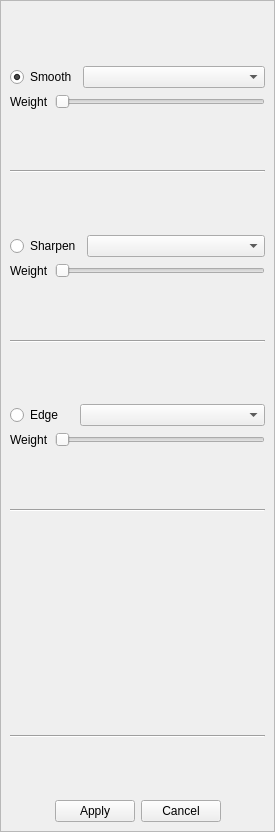
Old version of the form src/filtermenu.ui in the repository mattykakes/qcvTouchUp.
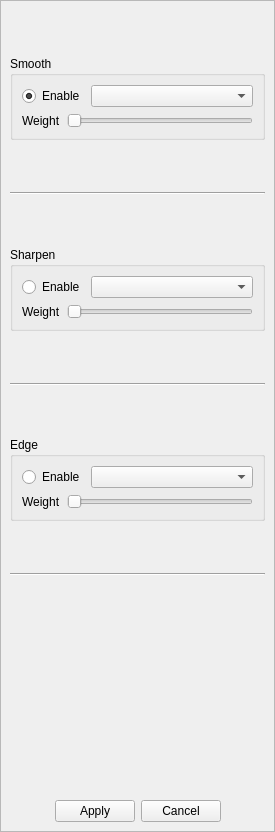
New version of the form. Icons and pictures are not drawn.

```diff
--- a/src/filtermenu.ui
+++ b/src/filtermenu.ui
@@ -58,11 +58,19 @@
      </spacer>
     </item>
     <item>
+     <widget class="QGroupBox" name="groupBox_Smooth">
+      <property name="title">
+       <string>Smooth</string>
+      </property>
+      <layout class="QVBoxLayout" name="verticalLayout_6">
+       <item>
+        <layout class="QVBoxLayout" name="verticalLayout_GroupBoxSmooth">
+         <item>
      <layout class="QHBoxLayout" name="horizontalLayout_SmoothCombo">
       <item>
        <widget class="QRadioButton" name="radioButton_SmoothEnable">
         <property name="text">
-         <string>Smooth</string>
+              <string>Enable</string>
         </property>
         <property name="checked">
          <bool>true</bool>
@@ -117,24 +125,10 @@
       </item>
      </layout>
     </item>
-    <item>
-     <spacer name="verticalSpacer_1">
-      <property name="orientation">
-       <enum>Qt::Vertical</enum>
-      </property>
-      <property name="sizeHint" stdset="0">
-       <size>
-        <width>20</width>
-        <height>40</height>
-       </size>
-      </property>
-     </spacer>
-    </item>
-    <item>
-     <widget class="Line" name="line_4">
-      <property name="orientation">
-       <enum>Qt::Horizontal</enum>
-      </property>
+        </layout>
+       </item>
+      </layout>
+      <zorder></zorder>
      </widget>
     </item>
     <item>
@@ -151,11 +145,45 @@
      </spacer>
     </item>
     <item>
+     <widget class="Line" name="line_2">
+      <property name="orientation">
+       <enum>Qt::Horizontal</enum>
+      </property>
+     </widget>
+    </item>
+    <item>
+     <spacer name="verticalSpacer">
+      <property name="orientation">
+       <enum>Qt::Vertical</enum>
+      </property>
+      <property name="sizeHint" stdset="0">
+       <size>
+        <width>20</width>
+        <height>40</height>
+       </size>
+      </property>
+     </spacer>
+    </item>
+    <item>
+     <widget class="QGroupBox" name="groupBox_Sharpen">
+      <property name="title">
+       <string>Sharpen</string>
+      </property>
+      <property name="flat">
+       <bool>false</bool>
+      </property>
+      <property name="checkable">
+       <bool>false</bool>
+      </property>
+      <layout class="QVBoxLayout" name="verticalLayout_4">
+       <item>
+        <layout class="QVBoxLayout" name="verticalLayout_GroupBoxSharpen">
+         <item>
      <layout class="QHBoxLayout" name="horizontalLayout_SharpenCombo">
       <item>
        <widget class="QRadioButton" name="radioButton_SharpenEnable">
         <property name="text">
-         <string>Sharpen</string>
+              <string>Enable</string>
         </property>
         <property name="checked">
          <bool>false</bool>
@@ -210,6 +238,12 @@
       </item>
      </layout>
     </item>
+        </layout>
+       </item>
+      </layout>
+      <zorder></zorder>
+     </widget>
+    </item>
     <item>
      <spacer name="verticalSpacer_6">
       <property name="orientation">
@@ -244,11 +278,19 @@
      </spacer>
     </item>
     <item>
+     <widget class="QGroupBox" name="groupBox_Edge">
+      <property name="title">
+       <string>Edge</string>
+      </property>
+      <layout class="QVBoxLayout" name="verticalLayout_3">
+       <item>
+        <layout class="QVBoxLayout" name="verticalLayout_2">
+         <item>
      <layout class="QHBoxLayout" name="horizontalLayout_EdgeCombo">
       <item>
        <widget class="QRadioButton" name="radioButton_EdgeEnable">
         <property name="text">
-         <string>Edge</string>
+              <string>Enable</string>
         </property>
         <property name="checked">
          <bool>false</bool>
@@ -306,6 +348,32 @@
       </item>
      </layout>
     </item>
+        </layout>
+       </item>
+      </layout>
+      <zorder></zorder>
+     </widget>
+    </item>
+    <item>
+     <spacer name="verticalSpacer_5">
+      <property name="orientation">
+       <enum>Qt::Vertical</enum>
+      </property>
+      <property name="sizeHint" stdset="0">
+       <size>
+        <width>20</width>
+        <height>40</height>
+       </size>
+      </property>
+     </spacer>
+    </item>
+    <item>
+     <widget class="Line" name="line_3">
+      <property name="orientation">
+       <enum>Qt::Horizontal</enum>
+      </property>
+     </widget>
+    </item>
     <item>
      <spacer name="verticalSpacer_9">
       <property name="orientation">
@@ -319,26 +387,6 @@
       </property>
      </spacer>
     </item>
-    <item>
-     <widget class="Line" name="line_2">
-      <property name="orientation">
-       <enum>Qt::Horizontal</enum>
-      </property>
-     </widget>
-    </item>
-    <item>
-     <spacer name="verticalSpacer_10">
-      <property name="orientation">
-       <enum>Qt::Vertical</enum>
-      </property>
-      <property name="sizeHint" stdset="0">
-       <size>
-        <width>20</width>
-        <height>40</height>
-       </size>
-      </property>
-     </spacer>
-    </item>
     <item>
      <layout class="QHBoxLayout" name="horizontalLayout_Image">
       <item>
@@ -364,8 +412,8 @@
         </property>
         <property name="minimumSize">
          <size>
-          <width>100</width>
-          <height>100</height>
+          <width>120</width>
+          <height>120</height>
          </size>
         </property>
         <property name="maximumSize">
@@ -403,26 +451,6 @@
       </item>
      </layout>
     </item>
-    <item>
-     <spacer name="verticalSpacer_16">
-      <property name="orientation">
-       <enum>Qt::Vertical</enum>
-      </property>
-      <property name="sizeHint" stdset="0">
-       <size>
-        <width>20</width>
-        <height>40</height>
-       </size>
-      </property>
-     </spacer>
-    </item>
-    <item>
-     <widget class="Line" name="line_5">
-      <property name="orientation">
-       <enum>Qt::Horizontal</enum>
-      </property>
-     </widget>
-    </item>
     <item>
      <spacer name="verticalSpacer_13">
       <property name="orientation">
```
Left out of the diff: 13 changed lines with no effect on the pictures. Lines whose indentation alone changed are shown as unchanged.
